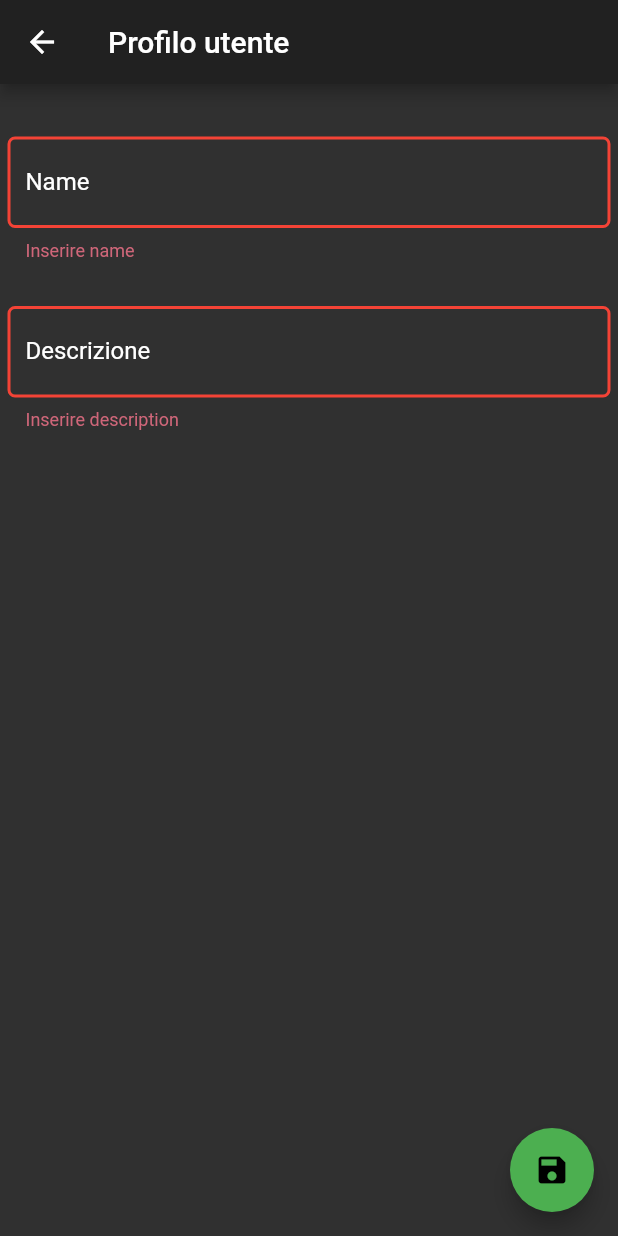
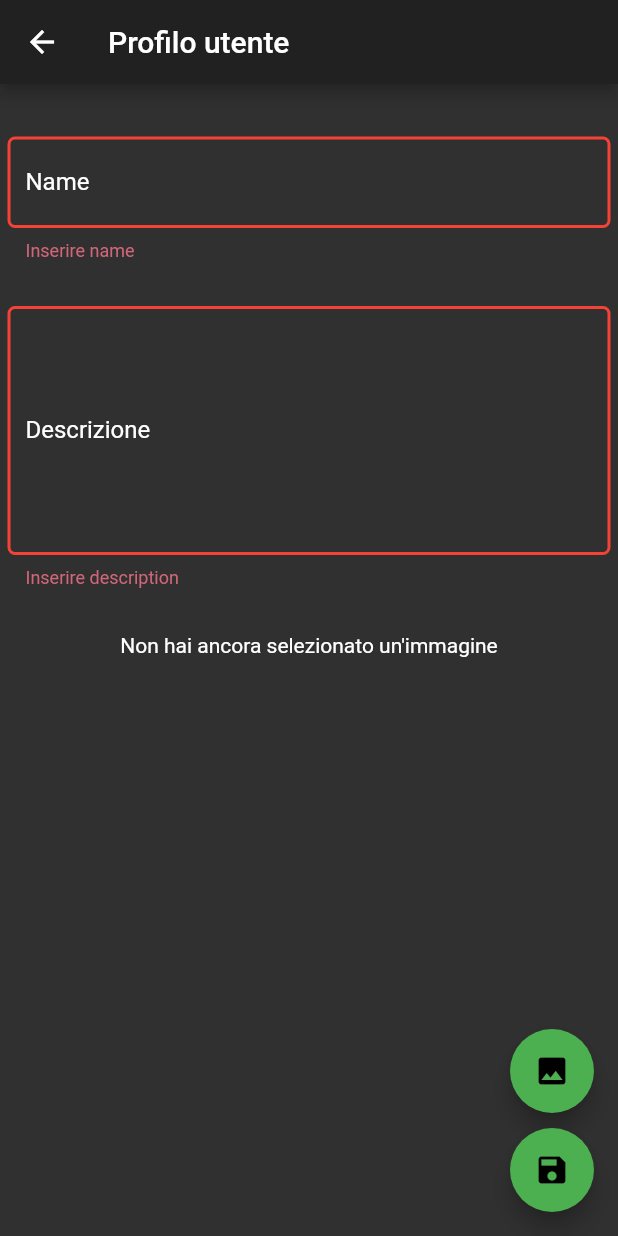
Before and after one commit to giorgiofrittoli/gym-workout-program-app, a Flutter app: the ExerciseScreen screen opened by its route, after a tap on the "save" icon, on a phone screen of 412 x 824 dp. Run offline on Flutter 3.47's test engine with Material 2 defaults, Android fonts, the light colour scheme and no system bars; our stand-ins replace image_picker, shared_preferences; accounts and stored records are empty.

Commit message:
insert/edit exercise

```diff
--- a/lib/helpers/server_helper.dart
+++ b/lib/helpers/server_helper.dart
@@ -21,17 +21,27 @@ class ServerHelper {
     }
   }
 
-  static Future<http.Response> post(String url, String jsonBody) async {
+  static Future<http.Response> post(
+    String url,
+    String jsonBody, {
+    String authToken = "",
+  }) async {
     final response = await http.post(
       Uri.parse(url),
-      headers: {"Content-Type": "application/json"},
+      headers: {
+        "Authorization": authToken,
+        "Content-Type": "application/json",
+      },
       body: jsonBody,
     );
     return _handleResponse(response);
   }
 
   static Future<http.Response> put(
-      String url, String jsonBody, String authToken) async {
+    String url,
+    String jsonBody, {
+    String authToken = "",
+  }) async {
     final response = await http.put(
       Uri.parse(url),
       headers: {
--- a/lib/screens/exercise_list_screen.dart
+++ b/lib/screens/exercise_list_screen.dart
@@ -61,6 +61,12 @@ class ExerciseListScreen extends StatelessWidget {
           },
         ),
       ),
+      floatingActionButton: FloatingActionButton(
+        child: const Icon(Icons.add),
+        onPressed: () => Navigator.of(context).pushNamed(
+          ExerciseScreen.routeName,
+        ),
+      ),
     );
   }
 }
--- a/lib/screens/exercise_screen.dart
+++ b/lib/screens/exercise_screen.dart
@@ -1,6 +1,11 @@
+import 'dart:convert';
+import 'dart:io';
+
+import 'package:flutter/foundation.dart';
 import 'package:flutter/material.dart';
 import 'package:gym_workout_program/providers/exercise_provider.dart';
 import 'package:gym_workout_program/widgets/input_text.dart';
+import 'package:image_picker/image_picker.dart';
 import 'package:provider/provider.dart';
 
 import '../models/exercise.dart';
@@ -15,27 +20,39 @@ class ExerciseScreen extends StatefulWidget {
 class _ExerciseScreenState extends State<ExerciseScreen> {
   final GlobalKey<FormState> _formKey = GlobalKey();
 
-  var _edit = false;
+  // esercizio edit
+  Exercise? _loadedExercise;
+
+  // immagine selezionata da img picker
+  XFile? _pickedImage;
+
+  dynamic _pickImageError;
+  String? _retrieveDataError;
+
+  // per selezionare img
+  final ImagePicker _picker = ImagePicker();
 
   var _exerciseData = {
     "name": "",
     "description": "",
+    "base64Image": "",
   };
-
-  bool _isLoading = false;
 
   Future<void> _submit() async {
     if (!_formKey.currentState!.validate()) return;
     _formKey.currentState!.save();
 
-    _isLoading = true;
+    if (_pickedImage != null) {
+      final bytes = File(_pickedImage!.path).readAsBytesSync();
+      _exerciseData["base64Image"] = base64Encode(bytes);
+    }
 
     try {
-      if (_edit) {
+      if (_loadedExercise != null) {
         Provider.of<ExcerciseProvider>(
           context,
           listen: false,
-        ).updateExercise(_exerciseData);
+        ).updateExercise(_loadedExercise!.id, _exerciseData);
       } else {
         Provider.of<ExcerciseProvider>(
           context,
@@ -46,10 +63,6 @@ class _ExerciseScreenState extends State<ExerciseScreen> {
       Navigator.of(context).pop();
     } catch (e) {
       print(e.toString());
-    } finally {
-      setState(() {
-        _isLoading = false;
-      });
     }
   }
 
@@ -64,14 +77,93 @@ class _ExerciseScreenState extends State<ExerciseScreen> {
     return null;
   }
 
+  void _onImageButtonPressed(ImageSource source,
+      {BuildContext? context, bool isMultiImage = false}) async {
+    try {
+      final pickedFile = await _picker.pickImage(
+        source: source,
+        //maxWidth: maxWidth,
+        //maxHeight: maxHeight,
+        //imageQuality: quality,
+      );
+      setState(() {
+        _pickedImage = pickedFile;
+      });
+    } catch (e) {
+      setState(() {
+        _pickImageError = e;
+      });
+    }
+  }
+
+  Text? _getRetrieveErrorWidget() {
+    if (_retrieveDataError != null) {
+      final Text result = Text(_retrieveDataError!);
+      _retrieveDataError = null;
+      return result;
+    }
+    return null;
+  }
+
+  Widget _previewImages() {
+    final Text? retrieveError = _getRetrieveErrorWidget();
+    if (retrieveError != null) {
+      return retrieveError;
+    }
+    if (_pickedImage != null) {
+      return Container(
+        width: 200,
+        height: 200,
+        child: Image.file(
+          File(_pickedImage!.path),
+          fit: BoxFit.cover,
+        ),
+      );
+    } else if (_pickImageError != null) {
+      return Text(
+        'Pick image error: $_pickImageError',
+        textAlign: TextAlign.center,
+      );
+    } else if (_loadedExercise != null &&
+        _loadedExercise!.imageURL != null &&
+        _loadedExercise!.imageURL!.isNotEmpty) {
+      return Container(
+        width: 200,
+        height: 200,
+        child: Image.network(
+          _loadedExercise!.imageURL!,
+          fit: BoxFit.cover,
+        ),
+      );
+    } else {
+      return const Text(
+        "Non hai ancora selezionato un'immagine",
+        textAlign: TextAlign.center,
+      );
+    }
+  }
+
+  Future<void> retrieveLostData() async {
+    final LostDataResponse response = await _picker.retrieveLostData();
+    if (response.isEmpty) {
+      return;
+    }
+    if (response.file != null) {
+      setState(() {
+        _pickedImage = response.file;
+      });
+    } else {
+      _retrieveDataError = response.exception!.code;
+    }
+  }
+
   @override
   Widget build(BuildContext context) {
-    Exercise? exercise =
-        ModalRoute.of(context)?.settings.arguments as Exercise?;
+    _loadedExercise = ModalRoute.of(context)?.settings.arguments as Exercise?;
 
-    if (exercise != null) {
-      _exerciseData["name"] = exercise.name;
-      _exerciseData["description"] = exercise.description;
+    if (_loadedExercise != null) {
+      _exerciseData["name"] = _loadedExercise!.name;
+      _exerciseData["description"] = _loadedExercise!.description;
     }
 
     final deviceInfo = MediaQuery.of(context).size;
@@ -102,15 +194,52 @@ class _ExerciseScreenState extends State<ExerciseScreen> {
                   validator: _validateData,
                   initValue: _exerciseData["description"],
                   savedInput: _saveInput,
+                  maxLines: 6,
                 ),
+                SizedBox(height: 30),
+                defaultTargetPlatform == TargetPlatform.android
+                    ? FutureBuilder<void>(
+                        future: retrieveLostData(),
+                        builder: (BuildContext context,
+                            AsyncSnapshot<void> snapshot) {
+                          switch (snapshot.connectionState) {
+                            case ConnectionState.none:
+                            case ConnectionState.waiting:
+                              return const Text(
+                                'You have not yet picked an image.',
+                                textAlign: TextAlign.center,
+                              );
+                            case ConnectionState.done:
+                              return _previewImages();
+                            default:
+                              return Text("");
+                          }
+                        },
+                      )
+                    : _previewImages(),
               ],
             ),
           ),
         ),
       ),
-      floatingActionButton: FloatingActionButton(
-        onPressed: _submit,
-        child: Icon(Icons.save),
+      floatingActionButton: Column(
+        mainAxisAlignment: MainAxisAlignment.end,
+        children: [
+          FloatingActionButton(
+            onPressed: () => _onImageButtonPressed(
+              ImageSource.gallery,
+              context: context,
+            ),
+            child: const Icon(Icons.photo),
+          ),
+          SizedBox(
+            height: 10,
+          ),
+          FloatingActionButton(
+            onPressed: _submit,
+            child: Icon(Icons.save),
+          ),
+        ],
       ),
     );
   }
--- a/lib/widgets/input_text.dart
+++ b/lib/widgets/input_text.dart
@@ -6,6 +6,7 @@ class InputText extends StatelessWidget {
   final String? initValue;
   final Function? validator;
   final Function savedInput;
+  final int maxLines;
 
   InputText({
     required this.field,
@@ -13,6 +14,7 @@ class InputText extends StatelessWidget {
     required this.initValue,
     required this.validator,
     required this.savedInput,
+    this.maxLines = 1,
   });
 
   @override
@@ -34,6 +36,7 @@ class InputText extends StatelessWidget {
       keyboardType: TextInputType.emailAddress,
       validator: (value) => validator != null ? validator!(field, value) : null,
       onSaved: (value) => savedInput(field, value),
+      maxLines: maxLines,
     );
   }
 }
--- a/pubspec.yaml
+++ b/pubspec.yaml
@@ -30,6 +30,7 @@ dependencies:
   provider: ^5.0.0
   http: ^0.13.3
   shared_preferences: ^2.0.6
+  image_picker: ^0.8.4
 
 dev_dependencies:
   flutter_test:
```
Also changed, not shown: lib/providers/auth_provider.dart (+5 -2 lines), lib/providers/exercise_provider.dart (+20 -12 lines), pubspec.lock.
